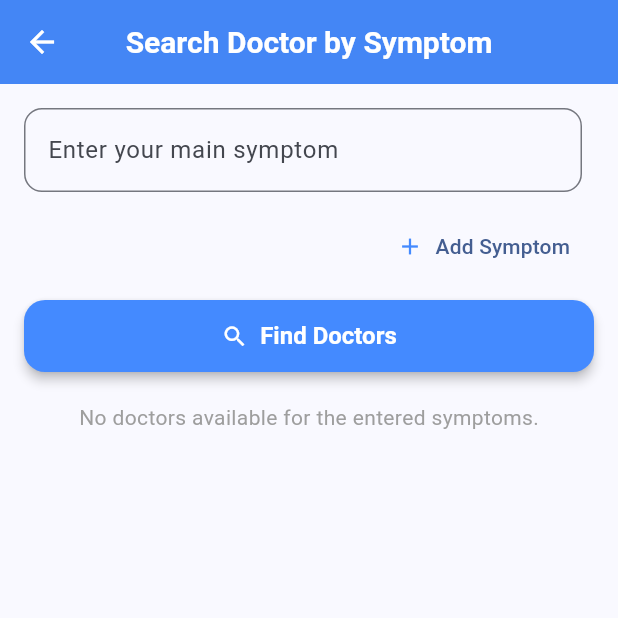
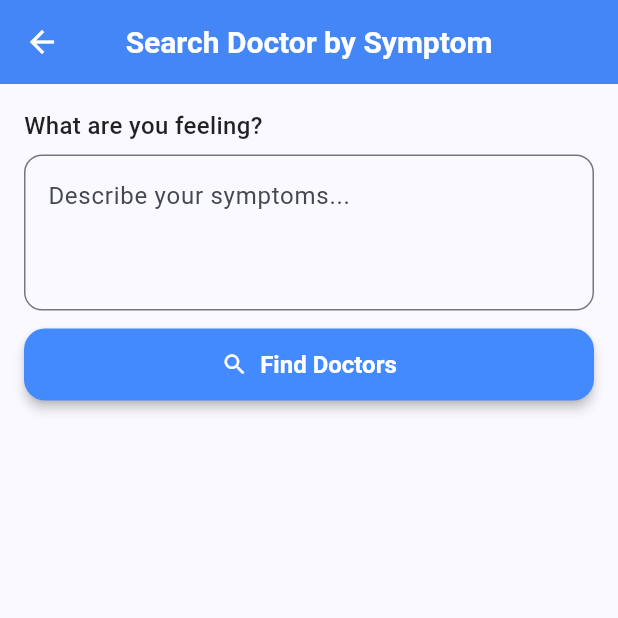
Before and after one commit to Abdullah22s/ClickDoc_Revised3rdTime, a Flutter app: the SearchDoctorBySymptomView screen opened directly, on a phone screen of 412 x 824 dp, the top half of it. Run offline on Flutter 3.47's test engine with Material 3 defaults, Android fonts, the light colour scheme and no system bars; our stand-ins replace cloud_firestore, firebase_auth, firebase_core, flutter_dotenv, google_sign_in; accounts and stored records are empty.

```diff
--- a/lib/main.dart
+++ b/lib/main.dart
@@ -4,12 +4,17 @@ import 'firebase_options.dart';
 import 'views/auth/login_view.dart';
 import 'views/auth/welcome_view.dart';
 import 'views/auth/role_selection_view.dart';
+import 'package:flutter_dotenv/flutter_dotenv.dart';
 
 void main() async {
   WidgetsFlutterBinding.ensureInitialized();
   await Firebase.initializeApp(
     options: DefaultFirebaseOptions.currentPlatform,
   );
+  runApp(const MyApp());
+
+  WidgetsFlutterBinding.ensureInitialized();
+  await dotenv.load(fileName: ".env");
   runApp(const MyApp());
 }
 
--- a/lib/models/patient/patient_form_model.dart
+++ b/lib/models/patient/patient_form_model.dart
@@ -2,6 +2,7 @@ class PatientFormModel {
   final String referenceNumber;
   final String name;
   final String email;
+  final String phoneNumber; // NEW
   final String age;
   final String weight;
   final String gender;
@@ -12,6 +13,7 @@ class PatientFormModel {
     required this.referenceNumber,
     required this.name,
     required this.email,
+    required this.phoneNumber, // NEW
     required this.age,
     required this.weight,
     required this.gender,
@@ -24,6 +26,7 @@ class PatientFormModel {
       'referenceNumber': referenceNumber,
       'name': name,
       'email': email,
+      'phoneNumber': phoneNumber, // NEW
       'age': age,
       'weight': weight,
       'gender': gender,
--- a/lib/viewmodels/patient/patient_form_viewmodel.dart
+++ b/lib/viewmodels/patient/patient_form_viewmodel.dart
@@ -8,6 +8,7 @@ class PatientFormViewModel extends ChangeNotifier {
   /// Controllers
   TextEditingController ageController = TextEditingController();
   TextEditingController weightController = TextEditingController();
+  TextEditingController phoneController = TextEditingController(); // NEW
 
   String? selectedGender;
   String? selectedBloodGroup;
@@ -89,6 +90,7 @@ class PatientFormViewModel extends ChangeNotifier {
         referenceNumber: generateReferenceNumber(),
         name: userName,
         email: user.email ?? "",
+        phoneNumber: phoneController.text.trim(), // NEW
         age: ageController.text.trim(),
         weight: weightController.text.trim(),
         gender: selectedGender ?? "",
--- a/lib/views/patient/search_doctor_by_symptom_view.dart
+++ b/lib/views/patient/search_doctor_by_symptom_view.dart
@@ -8,11 +8,7 @@ class SearchDoctorBySymptomView extends StatelessWidget {
   @override
   Widget build(BuildContext context) {
     return ChangeNotifierProvider(
-      create: (_) {
-        final vm = SearchDoctorBySymptomViewModel();
-        vm.loadSymptomData();
-        return vm;
-      },
+      create: (_) => SearchDoctorBySymptomViewModel(),
       child: Consumer<SearchDoctorBySymptomViewModel>(
         builder: (context, vm, _) {
           return Scaffold(
@@ -24,57 +20,35 @@ class SearchDoctorBySymptomView extends StatelessWidget {
               padding: const EdgeInsets.all(16),
               child: Column(
                 children: [
-                  /// 🔹 Symptom Text Fields
-                  ...List.generate(
-                    vm.symptomControllers.length,
-                        (index) => Padding(
-                      padding: const EdgeInsets.only(bottom: 12),
-                      child: Row(
-                        children: [
-                          Expanded(
-                            child: TextFormField(
-                              controller: vm.symptomControllers[index],
-                              decoration: InputDecoration(
-                                labelText: index == 0
-                                    ? "Enter your main symptom"
-                                    : "Enter another symptom",
-                                hintText: "e.g. fever, cough, headache",
-                                border: OutlineInputBorder(
-                                  borderRadius: BorderRadius.circular(12),
-                                ),
-                              ),
-                            ),
-                          ),
-                          const SizedBox(width: 8),
-                          if (vm.symptomControllers.length > 1)
-                            IconButton(
-                              icon: const Icon(
-                                Icons.remove_circle,
-                                color: Colors.redAccent,
-                              ),
-                              onPressed: () =>
-                                  vm.removeSymptomField(index),
-                            ),
-                        ],
+                  /// 🔹 Ask user what they are feeling
+                  const Align(
+                    alignment: Alignment.centerLeft,
+                    child: Text(
+                      "What are you feeling?",
+                      style: TextStyle(
+                        fontSize: 16,
+                        fontWeight: FontWeight.w500,
                       ),
                     ),
                   ),
+                  const SizedBox(height: 8),
 
-                  /// ➕ Add Symptom
-                  Align(
-                    alignment: Alignment.centerRight,
-                    child: TextButton.icon(
-                      onPressed: vm.addSymptomField,
-                      icon: const Icon(Icons.add, color: Colors.blueAccent),
-                      label: const Text("Add Symptom"),
+                  /// 🔹 Text input for user symptoms
+                  TextFormField(
+                    controller: vm.messageController,
+                    maxLines: 3,
+                    decoration: InputDecoration(
+                      hintText: "Describe your symptoms...",
+                      border: OutlineInputBorder(
+                        borderRadius: BorderRadius.circular(12),
+                      ),
                     ),
                   ),
-
                   const SizedBox(height: 12),
 
                   /// 🔍 Search Button
                   ElevatedButton.icon(
-                    onPressed: vm.searchDoctors,
+                    onPressed: vm.predictAndFetchDoctors,
                     icon: const Icon(Icons.search),
                     label: const Text("Find Doctors"),
                     style: ElevatedButton.styleFrom(
@@ -82,16 +56,34 @@ class SearchDoctorBySymptomView extends StatelessWidget {
                       backgroundColor: Colors.blueAccent,
                     ),
                   ),
-
                   const SizedBox(height: 20),
 
                   /// ⏳ Loader
                   if (vm.isLoading)
                     const Center(child: CircularProgressIndicator()),
 
-                  /// 🧠 Predicted Department Messages
-                  if (!vm.isLoading &&
-                      vm.predictedDepartmentMessages.isNotEmpty)
+                  /// 🧠 Predicted Department
+                  if (!vm.isLoading && vm.predictedSpecialty != null)
+                    Container(
+                      width: double.infinity,
+                      padding: const EdgeInsets.all(12),
+                      margin: const EdgeInsets.only(bottom: 12),
+                      decoration: BoxDecoration(
+                        color: Colors.blue.shade50,
+                        borderRadius: BorderRadius.circular(12),
+                        border: Border.all(color: Colors.blueAccent),
+                      ),
+                      child: Text(
+                        "Predicted Department: ${vm.predictedSpecialty}",
+                        style: const TextStyle(
+                          fontSize: 15,
+                          fontWeight: FontWeight.w500,
+                        ),
+                      ),
+                    ),
+
+                  /// 📝 Department messages if no doctors available
+                  if (!vm.isLoading && vm.predictedDepartmentMessages.isNotEmpty)
                     Column(
                       children: vm.predictedDepartmentMessages.map((msg) {
                         return Container(
@@ -99,9 +91,9 @@ class SearchDoctorBySymptomView extends StatelessWidget {
                           padding: const EdgeInsets.all(12),
                           margin: const EdgeInsets.only(bottom: 12),
                           decoration: BoxDecoration(
-                            color: Colors.blue.shade50,
+                            color: Colors.orange.shade50,
                             borderRadius: BorderRadius.circular(12),
-                            border: Border.all(color: Colors.blueAccent),
+                            border: Border.all(color: Colors.orange),
                           ),
                           child: Text(
                             msg,
@@ -114,16 +106,17 @@ class SearchDoctorBySymptomView extends StatelessWidget {
                       }).toList(),
                     ),
 
-                  /// ❌ No Doctors Found
+                  /// ❌ No doctors found
                   if (!vm.isLoading &&
                       vm.matchedDoctors.isEmpty &&
-                      vm.predictedDepartmentMessages.isEmpty)
+                      vm.predictedDepartmentMessages.isEmpty &&
+                      vm.predictedSpecialty != null)
                     const Text(
-                      "No doctors available for the entered symptoms.",
+                      "No doctors available for this department.",
                       style: TextStyle(color: Colors.grey),
                     ),
 
-                  /// ✅ Doctor Results
+                  /// ✅ Doctor results
                   if (!vm.isLoading && vm.matchedDoctors.isNotEmpty)
                     Expanded(
                       child: ListView.builder(
@@ -140,16 +133,14 @@ class SearchDoctorBySymptomView extends StatelessWidget {
                             shape: RoundedRectangleBorder(
                               borderRadius: BorderRadius.circular(12),
                             ),
-                            margin:
-                            const EdgeInsets.symmetric(vertical: 6),
+                            margin: const EdgeInsets.symmetric(vertical: 6),
                             child: ListTile(
                               leading: const Icon(
                                 Icons.person,
                                 color: Colors.blueAccent,
                               ),
                               title: Text(name),
-                              subtitle:
-                              Text("Department: $departments"),
+                              subtitle: Text("Department: $departments"),
                             ),
                           );
                         },
--- a/pubspec.yaml
+++ b/pubspec.yaml
@@ -16,7 +16,8 @@ dependencies:
   google_sign_in: ^6.2.1
   intl: ^0.18.1
   cupertino_icons: ^1.0.8
-
+  http: ^1.2.0
+  flutter_dotenv: ^5.1.0
 dev_dependencies:
   flutter_test:
     sdk: flutter
```
Also changed, not shown: lib/services/doctor_api_service.dart (added, +26 -0 lines), lib/services/sms_service.dart (added, +32 -0 lines), lib/services/symptom_search_service.dart (deleted, +0 -103 lines), lib/viewmodels/doctor/doctor_appointments_viewmodel.dart (+87 -10 lines), lib/viewmodels/patient/search_doctor_by_symptom_viewmodel.dart (+24 -72 lines), lib/views/doctor/doctor_appointments_view.dart (+57 -49 lines), lib/views/patient/patient_form_view.dart (+11 -0 lines), pubspec.lock, 2 other files.
